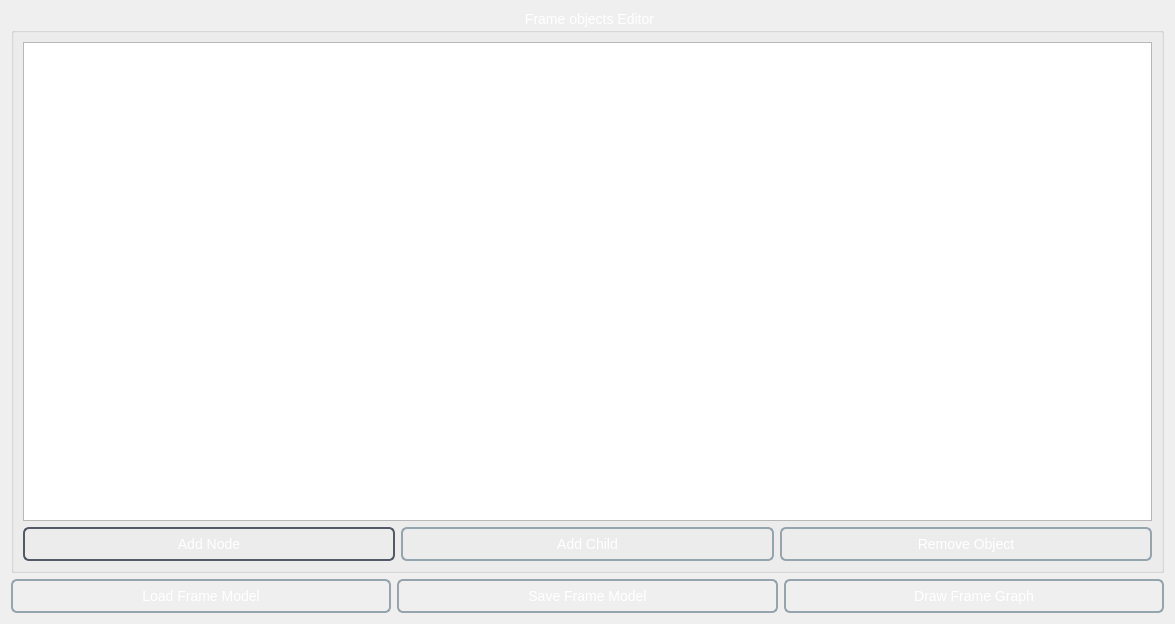
First picture: the form in GUI/Views/FrameEditor.ui, repository bronya2057/ExpertSystemPyLab, before the edit.
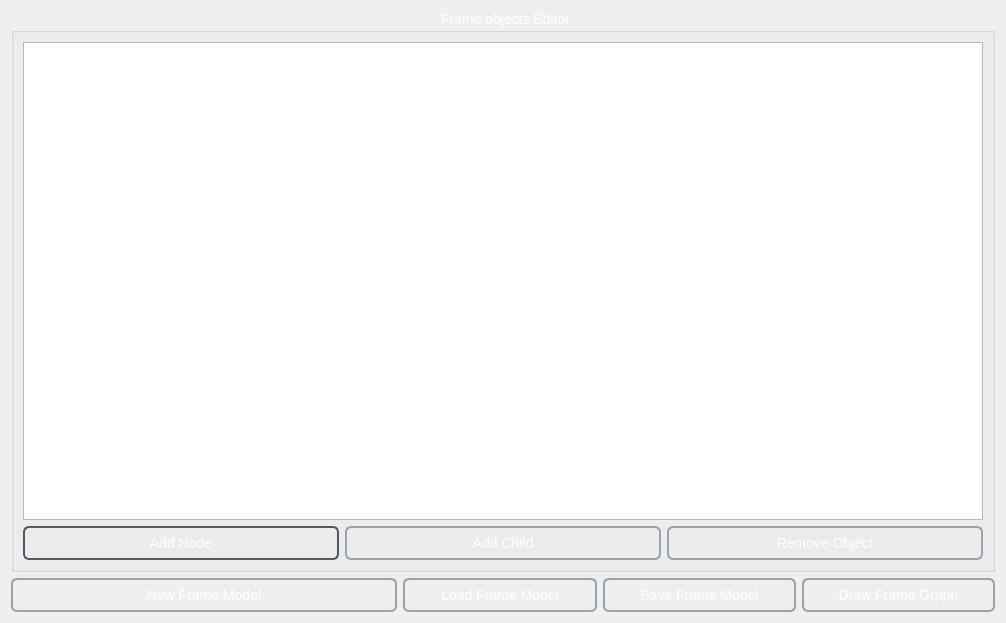
Second picture: the form after the edit.

What changed in the file:
```diff
--- a/GUI/Views/FrameEditor.ui
+++ b/GUI/Views/FrameEditor.ui
@@ -9,8 +9,8 @@
    <rect>
     <x>0</x>
     <y>0</y>
-    <width>1175</width>
-    <height>624</height>
+    <width>1006</width>
+    <height>623</height>
    </rect>
   </property>
   <property name="sizePolicy">
@@ -131,7 +131,7 @@
 </string>
   </property>
   <layout class="QGridLayout" name="gridLayout">
-   <item row="0" column="0" colspan="3">
+   <item row="0" column="1" colspan="5">
     <widget class="QGroupBox" name="gBConnections">
      <property name="title">
       <string>Frame objects Editor</string>
@@ -178,27 +178,34 @@
      </layout>
     </widget>
    </item>
-   <item row="1" column="0">
-    <widget class="QPushButton" name="pbLoad">
-     <property name="text">
-      <string>Load Frame Model</string>
-     </property>
-    </widget>
-   </item>
-   <item row="1" column="2">
+   <item row="1" column="5">
     <widget class="QPushButton" name="pbGraph">
      <property name="text">
       <string>Draw Frame Graph</string>
      </property>
     </widget>
    </item>
-   <item row="1" column="1">
+   <item row="1" column="4">
     <widget class="QPushButton" name="pbSave">
      <property name="text">
       <string>Save Frame Model</string>
      </property>
     </widget>
    </item>
+   <item row="1" column="3">
+    <widget class="QPushButton" name="pbLoad">
+     <property name="text">
+      <string>Load Frame Model</string>
+     </property>
+    </widget>
+   </item>
+   <item row="1" column="1" colspan="2">
+    <widget class="QPushButton" name="pbNewModel">
+     <property name="text">
+      <string>New Frame Model</string>
+     </property>
+    </widget>
+   </item>
   </layout>
  </widget>
  <resources/>
```
Left out of the diff: 2 changed lines with no effect on the pictures.
